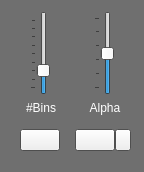
Qt form gui/dist_view/viewportcontrol.ui (gerbilvis/gerbil) before a commit.
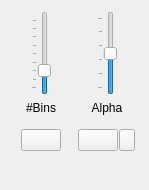
The same form after that commit. Icons and pictures are not drawn.

Commit message: use autohidewidget in banddock (experimental) autohidewidget sets palette in constructor scaledview passes events to scene first scaledview allows custom border offsets bandview always uses full pixel highlight instead of slow crosses in larger sizes

Patch:
```diff
--- a/gui/dist_view/viewportcontrol.ui
+++ b/gui/dist_view/viewportcontrol.ui
@@ -6,101 +6,10 @@
    <rect>
     <x>0</x>
     <y>0</y>
-    <width>144</width>
-    <height>172</height>
+    <width>149</width>
+    <height>190</height>
    </rect>
   </property>
-  <property name="palette">
-   <palette>
-    <active>
-     <colorrole role="WindowText">
-      <brush brushstyle="SolidPattern">
-       <color alpha="255">
-        <red>255</red>
-        <green>255</green>
-        <blue>255</blue>
-       </color>
-      </brush>
-     </colorrole>
-     <colorrole role="Base">
-      <brush brushstyle="SolidPattern">
-       <color alpha="255">
-        <red>250</red>
-        <green>250</green>
-        <blue>250</blue>
-       </color>
-      </brush>
-     </colorrole>
-     <colorrole role="Window">
-      <brush brushstyle="SolidPattern">
-       <color alpha="191">
-        <red>63</red>
-        <green>63</green>
-        <blue>63</blue>
-       </color>
-      </brush>
-     </colorrole>
-    </active>
-    <inactive>
-     <colorrole role="WindowText">
-      <brush brushstyle="SolidPattern">
-       <color alpha="255">
-        <red>255</red>
-        <green>255</green>
-        <blue>255</blue>
-       </color>
-      </brush>
-     </colorrole>
-     <colorrole role="Base">
-      <brush brushstyle="SolidPattern">
-       <color alpha="255">
-        <red>250</red>
-        <green>250</green>
-        <blue>250</blue>
-       </color>
-      </brush>
-     </colorrole>
-     <colorrole role="Window">
-      <brush brushstyle="SolidPattern">
-       <color alpha="191">
-        <red>63</red>
-        <green>63</green>
-        <blue>63</blue>
-       </color>
-      </brush>
-     </colorrole>
-    </inactive>
-    <disabled>
-     <colorrole role="WindowText">
-      <brush brushstyle="SolidPattern">
-       <color alpha="255">
-        <red>144</red>
-        <green>144</green>
-        <blue>145</blue>
-       </color>
-      </brush>
-     </colorrole>
-     <colorrole role="Base">
-      <brush brushstyle="SolidPattern">
-       <color alpha="191">
-        <red>63</red>
-        <green>63</green>
-        <blue>63</blue>
-       </color>
-      </brush>
-     </colorrole>
-     <colorrole role="Window">
-      <brush brushstyle="SolidPattern">
-       <color alpha="191">
-        <red>63</red>
-        <green>63</green>
-        <blue>63</blue>
-       </color>
-      </brush>
-     </colorrole>
-    </disabled>
-   </palette>
-  </property>
   <layout class="QGridLayout" name="gridLayout">
    <property name="sizeConstraint">
     <enum>QLayout::SetNoConstraint</enum>
```
The commit also changes 10 other files.
